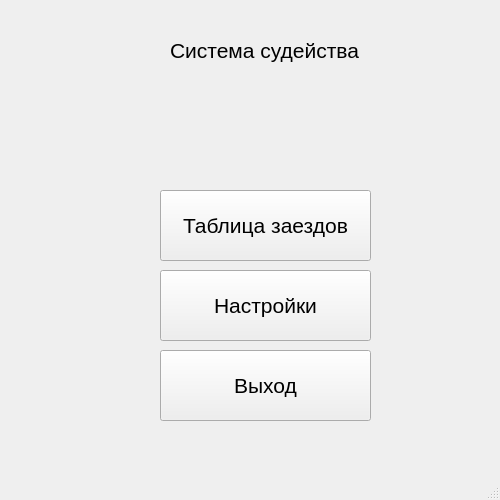
The window that MainWindow.ui (vitoffer/Predprof23) describes before a commit, drawn with Qt 5.
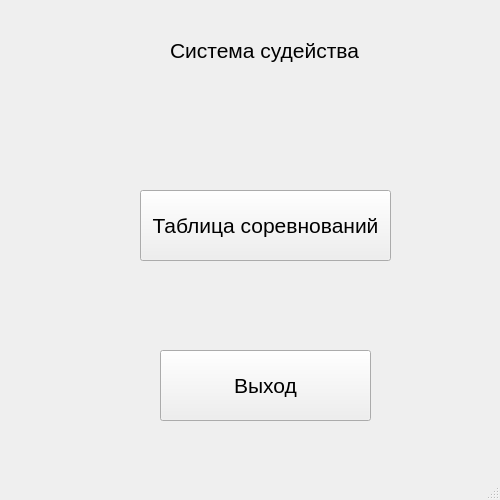
The same window after the commit.

```diff
--- a/MainWindow.ui
+++ b/MainWindow.ui
@@ -30,9 +30,9 @@
    <widget class="QPushButton" name="toTableButton">
     <property name="geometry">
      <rect>
-      <x>160</x>
+      <x>140</x>
       <y>190</y>
-      <width>211</width>
+      <width>251</width>
       <height>71</height>
      </rect>
     </property>
@@ -42,7 +42,7 @@
      </font>
     </property>
     <property name="text">
-     <string>Таблица заездов</string>
+     <string>Таблица соревнований</string>
     </property>
    </widget>
    <widget class="QPushButton" name="exitButton">
@@ -63,24 +63,6 @@
      <string>Выход</string>
     </property>
    </widget>
-   <widget class="QPushButton" name="optionsButton">
-    <property name="geometry">
-     <rect>
-      <x>160</x>
-      <y>270</y>
-      <width>211</width>
-      <height>71</height>
-     </rect>
-    </property>
-    <property name="font">
-     <font>
-      <pointsize>16</pointsize>
-     </font>
-    </property>
-    <property name="text">
-     <string>Настройки</string>
-    </property>
-   </widget>
   </widget>
   <widget class="QMenuBar" name="menubar">
    <property name="geometry">
```
